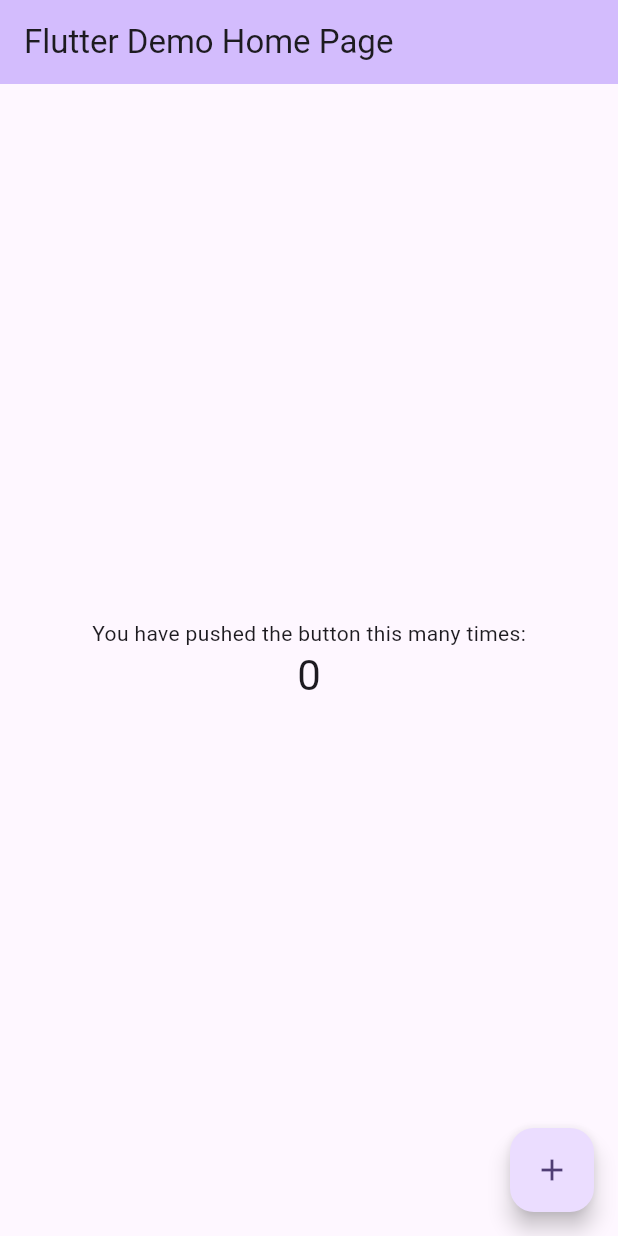
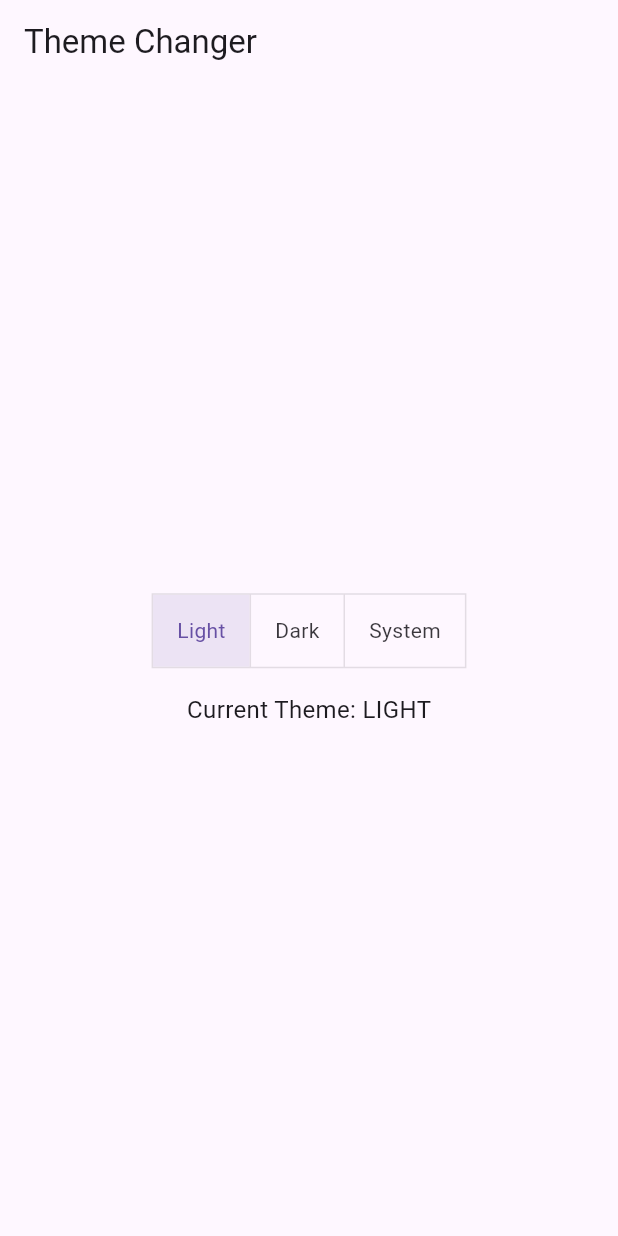
Before and after one commit to 31SUFI/ThemeChanger_using_Provider, a Flutter app: the screen it shows after launch, on a phone screen of 412 x 824 dp. Run offline on Flutter 3.47's test engine with Material 3 defaults, Android fonts, the phone set to English and light mode, and no system bars.

Commit message:
changing theme using toggle and radio button with provider

```diff
--- a/lib/Provider/theme-changer-provider.dart
+++ b/lib/Provider/theme-changer-provider.dart
@@ -0,0 +1,10 @@
+import 'package:flutter/material.dart';
+
+class ThemeChangerProvider with ChangeNotifier {
+  var _thememode = ThemeMode.light;
+  ThemeMode get thememode => _thememode;
+  void setTheme(thememode) {
+    _thememode = thememode;
+    notifyListeners();
+  }
+}
--- /dev/null
+++ b/lib/Screens/ThemeChanging_radiotiles.dart
@@ -0,0 +1,42 @@
+import 'package:flutter/material.dart';
+import 'package:provider/provider.dart';
+import 'package:theme_switcher_using_provider/Provider/theme-changer-provider.dart';
+
+class ThemeChanger extends StatefulWidget {
+  const ThemeChanger({super.key});
+
+  @override
+  State<ThemeChanger> createState() => _ThemeChanger();
+}
+
+class _ThemeChanger extends State<ThemeChanger> {
+  @override
+  Widget build(BuildContext context) {
+    final themeChanger = Provider.of<ThemeChangerProvider>(context);
+    return Scaffold(
+      appBar: AppBar(
+        title: Text("Theme Changer"),
+      ),
+      body: Center(
+          child: Column(
+        children: [
+          RadioListTile<ThemeMode>(
+              title: Text("Light"),
+              value: ThemeMode.light,
+              groupValue: themeChanger.thememode,
+              onChanged: themeChanger.setTheme),
+          RadioListTile<ThemeMode>(
+              title: Text("Dark"),
+              value: ThemeMode.dark,
+              groupValue: themeChanger.thememode,
+              onChanged: themeChanger.setTheme),
+          RadioListTile<ThemeMode>(
+              title: Text("system"),
+              value: ThemeMode.system,
+              groupValue: themeChanger.thememode,
+              onChanged: themeChanger.setTheme),
+        ],
+      )),
+    );
+  }
+}
--- /dev/null
+++ b/lib/Screens/ThemeChanging_toggle.dart
@@ -0,0 +1,73 @@
+import 'package:flutter/material.dart';
+import 'package:provider/provider.dart';
+import 'package:theme_switcher_using_provider/Provider/theme-changer-provider.dart';
+
+class ThemeChangerToggle extends StatefulWidget {
+  const ThemeChangerToggle({super.key});
+
+  @override
+  State<ThemeChangerToggle> createState() => _ThemeChangerToggle();
+}
+
+class _ThemeChangerToggle extends State<ThemeChangerToggle> {
+  @override
+  Widget build(BuildContext context) {
+    // Access the ThemeChangerProvider inside the build method
+    final themeChanger = Provider.of<ThemeChangerProvider>(context);
+
+    // Map ThemeMode to the index of the toggle buttons
+    // final selectedIndex = {
+    //   ThemeMode.light: 0,
+    //   ThemeMode.dark: 1,
+    //   ThemeMode.system: 2,
+    // }[themeChanger.thememode];
+
+    return Scaffold(
+      appBar: AppBar(
+        title: const Text("Theme Changer"),
+      ),
+      body: Center(
+        child: Column(
+          mainAxisAlignment: MainAxisAlignment.center,
+          children: [
+            ToggleButtons(
+              isSelected: [
+                themeChanger.thememode == ThemeMode.light,
+                themeChanger.thememode == ThemeMode.dark,
+                themeChanger.thememode == ThemeMode.system,
+              ],
+              onPressed: (index) {
+                // Set theme based on the selected toggle index
+                final modes = [
+                  ThemeMode.light,
+                  ThemeMode.dark,
+                  ThemeMode.system
+                ];
+                themeChanger.setTheme(modes[index]);
+              },
+              children: const [
+                Padding(
+                  padding: EdgeInsets.symmetric(horizontal: 16.0),
+                  child: Text("Light"),
+                ),
+                Padding(
+                  padding: EdgeInsets.symmetric(horizontal: 16.0),
+                  child: Text("Dark"),
+                ),
+                Padding(
+                  padding: EdgeInsets.symmetric(horizontal: 16.0),
+                  child: Text("System"),
+                ),
+              ],
+            ),
+            const SizedBox(height: 16.0),
+            Text(
+              "Current Theme: ${themeChanger.thememode.name.toUpperCase()}",
+              style: const TextStyle(fontSize: 16.0),
+            ),
+          ],
+        ),
+      ),
+    );
+  }
+}
--- a/lib/main.dart
+++ b/lib/main.dart
@@ -1,125 +1,37 @@
 import 'package:flutter/material.dart';
+import 'package:provider/provider.dart';
+import 'package:theme_switcher_using_provider/Provider/theme-changer-provider.dart';
+import 'package:theme_switcher_using_provider/Screens/ThemeChanging_radiotiles.dart';
+import 'package:theme_switcher_using_provider/Screens/ThemeChanging_toggle.dart';
 
 void main() {
-  runApp(const MyApp());
+  runApp(MyApp());
 }
 
 class MyApp extends StatelessWidget {
   const MyApp({super.key});
 
-  // This widget is the root of your application.
   @override
   Widget build(BuildContext context) {
-    return MaterialApp(
-      title: 'Flutter Demo',
-      theme: ThemeData(
-        // This is the theme of your application.
-        //
-        // TRY THIS: Try running your application with "flutter run". You'll see
-        // the application has a purple toolbar. Then, without quitting the app,
-        // try changing the seedColor in the colorScheme below to Colors.green
-        // and then invoke "hot reload" (save your changes or press the "hot
-        // reload" button in a Flutter-supported IDE, or press "r" if you used
-        // the command line to start the app).
-        //
-        // Notice that the counter didn't reset back to zero; the application
-        // state is not lost during the reload. To reset the state, use hot
-        // restart instead.
-        //
-        // This works for code too, not just values: Most code changes can be
-        // tested with just a hot reload.
-        colorScheme: ColorScheme.fromSeed(seedColor: Colors.deepPurple),
-        useMaterial3: true,
-      ),
-      home: const MyHomePage(title: 'Flutter Demo Home Page'),
-    );
+    return MultiProvider(
+        providers: [
+          ChangeNotifierProvider(
+            create: (context) => ThemeChangerProvider(),
+          ),
+        ],
+        child: Builder(builder: (BuildContext context) {
+          final themeChanger = Provider.of<ThemeChangerProvider>(context);
+          return MaterialApp(
+            title: "Theme Changer Using Provider",
+            themeMode: themeChanger.thememode,
+            theme: ThemeData(
+              brightness: Brightness.light,
+            ),
+            darkTheme: ThemeData(
+              brightness: Brightness.dark,
+            ),
+            home: ThemeChangerToggle(),
+          );
+        }));
   }
 }
-
-class MyHomePage extends StatefulWidget {
-  const MyHomePage({super.key, required this.title});
-
-  // This widget is the home page of your application. It is stateful, meaning
-  // that it has a State object (defined below) that contains fields that affect
-  // how it looks.
-
-  // This class is the configuration for the state. It holds the values (in this
-  // case the title) provided by the parent (in this case the App widget) and
-  // used by the build method of the State. Fields in a Widget subclass are
-  // always marked "final".
-
-  final String title;
-
-  @override
-  State<MyHomePage> createState() => _MyHomePageState();
-}
-
-class _MyHomePageState extends State<MyHomePage> {
-  int _counter = 0;
-
-  void _incrementCounter() {
-    setState(() {
-      // This call to setState tells the Flutter framework that something has
-      // changed in this State, which causes it to rerun the build method below
-      // so that the display can reflect the updated values. If we changed
-      // _counter without calling setState(), then the build method would not be
-      // called again, and so nothing would appear to happen.
-      _counter++;
-    });
-  }
-
-  @override
-  Widget build(BuildContext context) {
-    // This method is rerun every time setState is called, for instance as done
-    // by the _incrementCounter method above.
-    //
-    // The Flutter framework has been optimized to make rerunning build methods
-    // fast, so that you can just rebuild anything that needs updating rather
-    // than having to individually change instances of widgets.
-    return Scaffold(
-      appBar: AppBar(
-        // TRY THIS: Try changing the color here to a specific color (to
-        // Colors.amber, perhaps?) and trigger a hot reload to see the AppBar
-        // change color while the other colors stay the same.
-        backgroundColor: Theme.of(context).colorScheme.inversePrimary,
-        // Here we take the value from the MyHomePage object that was created by
-        // the App.build method, and use it to set our appbar title.
-        title: Text(widget.title),
-      ),
-      body: Center(
-        // Center is a layout widget. It takes a single child and positions it
-        // in the middle of the parent.
-        child: Column(
-          // Column is also a layout widget. It takes a list of children and
-          // arranges them vertically. By default, it sizes itself to fit its
-          // children horizontally, and tries to be as tall as its parent.
-          //
-          // Column has various properties to control how it sizes itself and
-          // how it positions its children. Here we use mainAxisAlignment to
-          // center the children vertically; the main axis here is the vertical
-          // axis because Columns are vertical (the cross axis would be
-          // horizontal).
-          //
-          // TRY THIS: Invoke "debug painting" (choose the "Toggle Debug Paint"
-          // action in the IDE, or press "p" in the console), to see the
-          // wireframe for each widget.
-          mainAxisAlignment: MainAxisAlignment.center,
-          children: <Widget>[
-            const Text(
-              'You have pushed the button this many times:',
-            ),
-            Text(
-              '$_counter',
-              style: Theme.of(context).textTheme.headlineMedium,
-            ),
-          ],
-        ),
-      ),
-      floatingActionButton: FloatingActionButton(
-        onPressed: _incrementCounter,
-        tooltip: 'Increment',
-        child: const Icon(Icons.add),
-      ), // This trailing comma makes auto-formatting nicer for build methods.
-    );
-  }
-}
```
